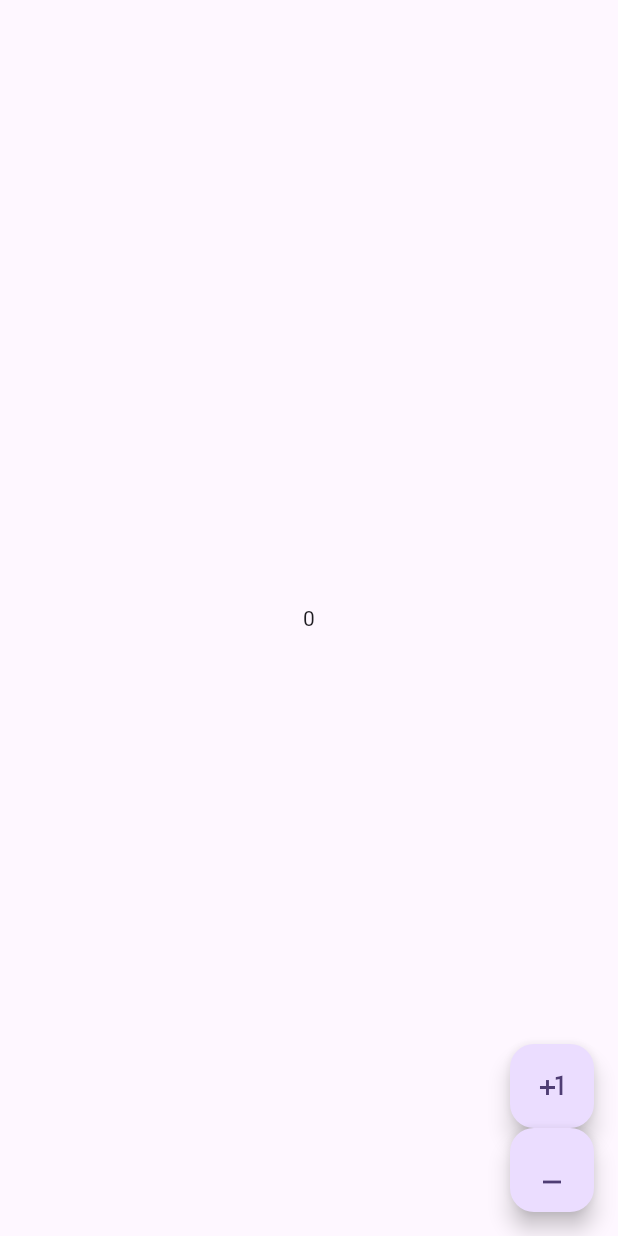
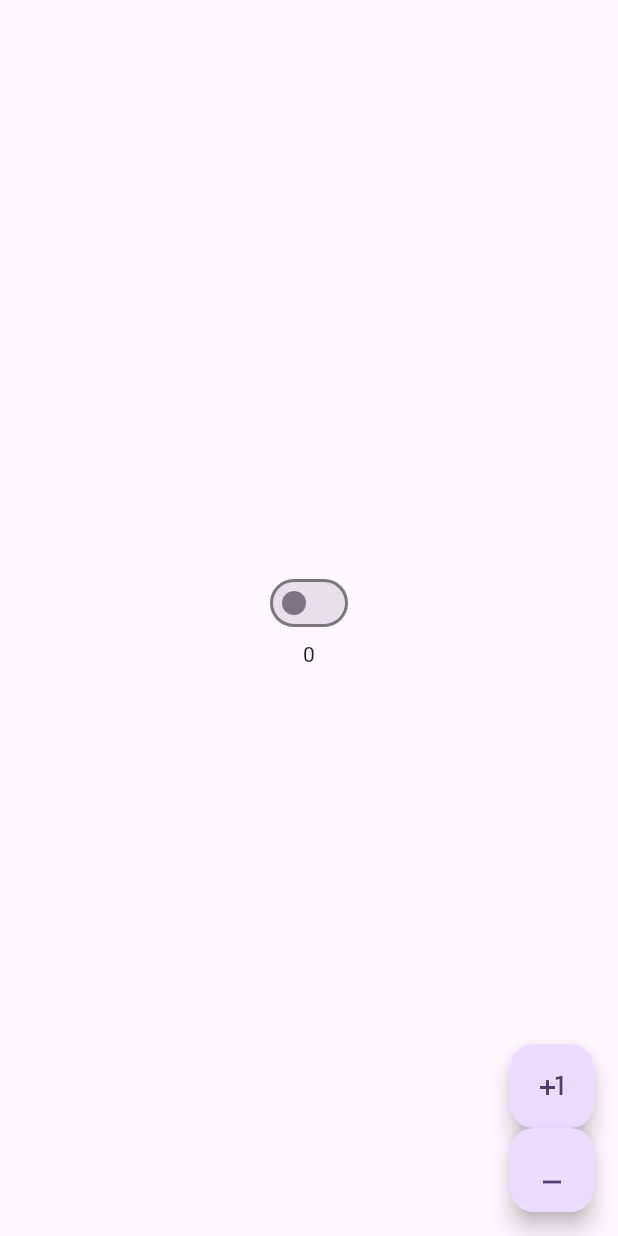
Before and after one commit to Zabith-Fulail/my_kast_test, a Flutter app: the CounterScreen screen opened by its route, on a phone screen of 412 x 824 dp. Run offline on Flutter 3.47's test engine with Material 3 defaults, Android fonts, the phone set to English and light mode, and no system bars; our stand-ins replace carousel_slider, flutter_bloc, go_router; network calls fail.

Commit message:
feat : toggle switch via bloc

```diff
--- a/lib/feature/presentation/bloc/counter/counter_bloc.dart
+++ b/lib/feature/presentation/bloc/counter/counter_bloc.dart
@@ -7,6 +7,7 @@ part 'counter_state.dart';
 class CounterBloc extends Bloc<CounterEvent, CounterState> {
   CounterBloc() : super(CounterInitial()) {
     on<NumberIncrementEvent>(_increment);
+    on<ToggleEvent>(toggleButton);
   }
 
   void _increment(NumberIncrementEvent event, Emitter<CounterState> emit) {
@@ -18,4 +19,8 @@ class CounterBloc extends Bloc<CounterEvent, CounterState> {
     }
     emit(CounterSuccessState(number: number));
   }
+
+  void toggleButton(ToggleEvent event, Emitter<CounterState> emit){
+    emit(ToggleSuccessState(isOn: event.isOn));
+  }
 }
--- a/lib/feature/presentation/bloc/counter/counter_event.dart
+++ b/lib/feature/presentation/bloc/counter/counter_event.dart
@@ -8,3 +8,9 @@ class NumberIncrementEvent extends CounterEvent {
 
   NumberIncrementEvent({required this.number, required this.isIncrement});
 }
+
+class ToggleEvent extends CounterEvent {
+  final bool isOn;
+
+  ToggleEvent({required this.isOn});
+}
--- a/lib/feature/presentation/bloc/counter/counter_state.dart
+++ b/lib/feature/presentation/bloc/counter/counter_state.dart
@@ -9,3 +9,9 @@ class CounterSuccessState extends CounterState {
 
   CounterSuccessState({required this.number});
 }
+
+class ToggleSuccessState extends CounterState {
+  final bool isOn;
+
+  ToggleSuccessState({required this.isOn});
+}
--- a/lib/feature/presentation/views/counter_screen/counter_screen.dart
+++ b/lib/feature/presentation/views/counter_screen/counter_screen.dart
@@ -12,6 +12,7 @@ class CounterScreen extends StatefulWidget {
 class _CounterScreenState extends State<CounterScreen> {
   final CounterBloc _bloc = CounterBloc();
   int number = 0;
+  bool isOn = false;
 
   @override
   Widget build(BuildContext context) {
@@ -22,29 +23,47 @@ class _CounterScreenState extends State<CounterScreen> {
           FloatingActionButton(
               heroTag: "01",
               child: Icon(Icons.plus_one),
-              onPressed: (){
-            _bloc.add(NumberIncrementEvent(number: number,isIncrement: true));
+              onPressed: () {
+                _bloc.add(
+                    NumberIncrementEvent(number: number, isIncrement: true));
               }),
           FloatingActionButton(
               heroTag: "02",
               child: Icon(Icons.minimize),
-              onPressed: (){
-            _bloc.add(NumberIncrementEvent(number: number,isIncrement: false));
+              onPressed: () {
+                _bloc.add(
+                    NumberIncrementEvent(number: number, isIncrement: false));
               }),
         ],
       ),
-      body: Center(
-        child: BlocProvider(
+      body: BlocProvider(
         create: (context) => _bloc,
+        child: Column(
+          mainAxisAlignment: MainAxisAlignment.center,
+          children: [
+            BlocBuilder<CounterBloc, CounterState>(
+              builder: (context, state) {
+                if (state is ToggleSuccessState) {
+                  isOn = state.isOn;
+                }
+                return Switch(value: isOn, onChanged: (val) {
+                  _bloc.add(ToggleEvent(isOn: val));
+                },);
+              },
+            ),
+            Center(
               child: BlocBuilder<CounterBloc, CounterState>(
                 builder: (context, state) {
-              if (state is CounterSuccessState){
+                  if (state is CounterSuccessState) {
                     number = state.number;
                   }
 
-              return state is CounterSuccessState ? Text(state.number.toString()) : Text('0');
+                  return state is CounterSuccessState ? Text(
+                      state.number.toString()) : Text('0');
                 },
               ),
+            ),
+          ],
         ),
       ),
     );
```
Lines whose indentation alone changed are shown as unchanged.
